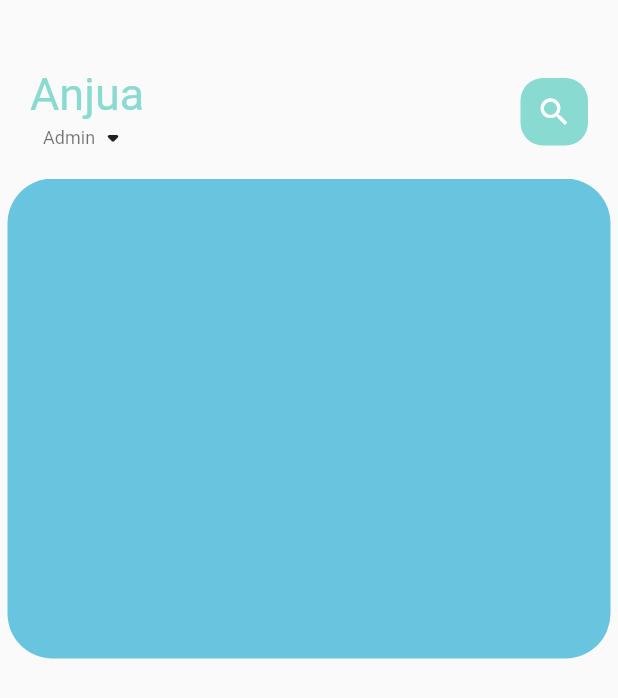
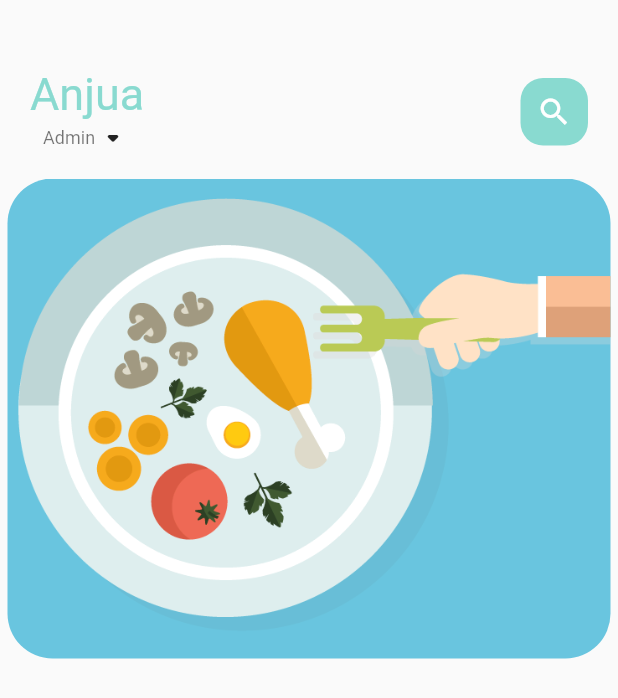
Before and after one commit to anjua/food_delivery, a Flutter app: the screen it shows after launch, on a phone screen of 412 x 824 dp. Shown: the top 698 px of the screen. Run offline on Flutter 3.47's test engine with Material 2 defaults, Android fonts, the phone set to English and light mode, and no system bars.

Commit message:
update food image

```diff
--- a/lib/home/food_page_body.dart
+++ b/lib/home/food_page_body.dart
@@ -26,6 +26,8 @@ class _FoodPageBodyState extends State<FoodPageBody> {
         margin: EdgeInsets.only(left: 5, right: 5),
         decoration: BoxDecoration(
             borderRadius: BorderRadius.circular(30),
-            color: index.isEven ? Color(0xFF69c5df) : Color(0xFF9294cc)));
+            color: index.isEven ? Color(0xFF69c5df) : Color(0xFF9294cc),
+            image:
+                DecorationImage(image: AssetImage("assets/image/food1.png"))));
   }
 }
--- a/lib/home/main_food_page.dart
+++ b/lib/home/main_food_page.dart
@@ -36,9 +36,8 @@ class _MainFoodPageState extends State<MainFoodPage> {
                       )
                     ],
                   ),
-                  Column(
-                    children: [
-                      Container(
+                  Center(
+                    child: Container(
                       height: 45,
                       width: 45,
                       child: Icon(Icons.search, color: Colors.white),
@@ -46,13 +45,12 @@ class _MainFoodPageState extends State<MainFoodPage> {
                           borderRadius: BorderRadius.circular(15),
                           color: AppColors.mainColor),
                     ),
-                    ],
-                  )
+                  ),
                 ],
               ),
             ),
           ),
-          FoodPageBody()
+          FoodPageBody(),
         ],
       ),
     );
--- a/lib/widgets/big_text.dart
+++ b/lib/widgets/big_text.dart
@@ -1,7 +1,7 @@
 import 'package:flutter/cupertino.dart';
 
 class BigText extends StatelessWidget {
-  final Color? color;
+  Color? color;
   final String text;
   double size;
   TextOverflow textOverflow;
--- a/lib/widgets/small_text.dart
+++ b/lib/widgets/small_text.dart
@@ -1,14 +1,14 @@
 import 'package:flutter/cupertino.dart';
 
 class SmallText extends StatelessWidget {
-  final Color? color;
+  Color? color;
   final String text;
   double size;
   double height;
 
   SmallText(
       {super.key,
-      this.color = const Color(0xFF332d2b),
+      this.color = const Color(0xFF89dad0),
       required this.text,
       this.size = 12,
       this.height = 1.2});
```
Also changed, not shown: assets/image/food1.png (added). Lines whose indentation alone changed are shown as unchanged.
